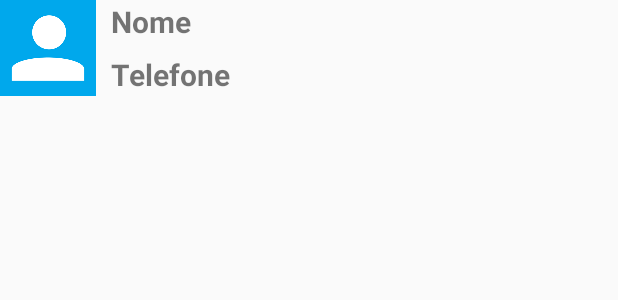
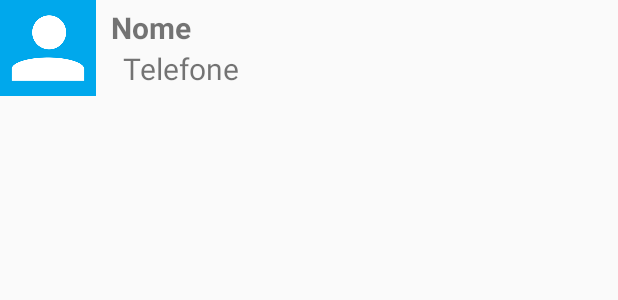
Before and after one commit to ajuniofc/android-basic, an Android app: the layout list_itens.xml on its own in the app's theme, with its tools: preview values and no code run, on a phone screen of 412 x 824 dp. Shown: the top 300 px of the screen. Run offline under Robolectric (Android 15) with nearby library versions, the phone set to English and light mode, and no system bars.

Commit message:
Melhorar layout do list_item

```diff
--- a/app/src/main/res/layout/list_itens.xml
+++ b/app/src/main/res/layout/list_itens.xml
@@ -18,22 +18,26 @@
 
         <TextView
             android:layout_width="wrap_content"
-            android:layout_height="wrap_content"
+            android:layout_height="0dp"
+            android:layout_weight="1"
             android:id="@+id/item_nome"
             android:text="@string/item_list_nome"
             android:textSize="20sp"
             android:textStyle="bold"
-            android:paddingLeft="10dp"/>
+            android:paddingLeft="10dp"
+            android:gravity="bottom"
+            />
 
         <TextView
             android:layout_width="wrap_content"
-            android:layout_height="wrap_content"
+            android:layout_height="0dp"
+            android:layout_weight="1"
             android:id="@+id/item_telefone"
             android:text="@string/item_list_telefone"
             android:textSize="20sp"
-            android:textStyle="bold"
             android:paddingLeft="10dp"
-            android:paddingTop="8dp"/>
+            android:layout_marginLeft="8dp"
+            android:layout_gravity="top"/>
 
 
 
```
